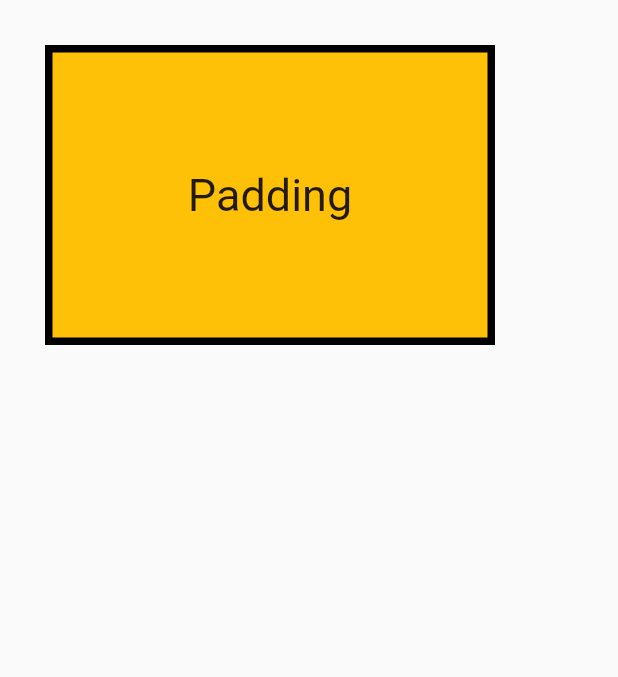
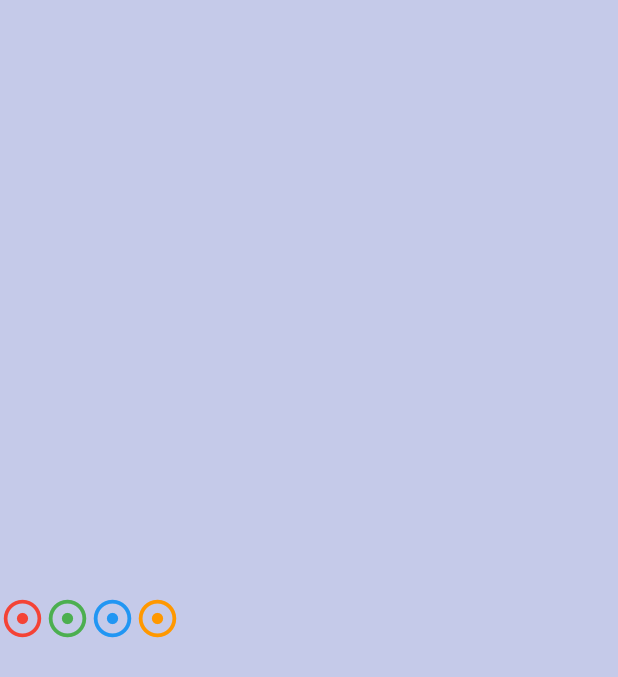
Before and after one commit to vbdevru/basics_layout, a Flutter app: the screen it shows after launch, on a phone screen of 412 x 824 dp. Shown: the top 677 px of the screen. Run offline on Flutter 3.47's test engine with Material 2 defaults, Android fonts, the phone set to English and light mode, and no system bars.

Commit message:
Row and Column

```diff
--- a/lib/main.dart
+++ b/lib/main.dart
@@ -12,19 +12,17 @@ class Home extends StatelessWidget {
       home: Scaffold(
         body: Container(
           decoration: BoxDecoration(
-            color: Colors.amber,
-            border: Border.all(width: 5),
+            color: Colors.indigo[100],
           ),
-          width: 300,
-          height: 200,
-          padding: EdgeInsets.all(16),
-          margin: EdgeInsets.all(30),
-          alignment: Alignment.center,
-          child: Text(
-            'Padding',
-            style: TextStyle(
-              fontSize: 30,
-            ),
+          child: Row(
+            mainAxisAlignment: MainAxisAlignment.start,
+            crossAxisAlignment: CrossAxisAlignment.stretch,
+            children: [
+              Icon(Icons.adjust, size: 30, color: Colors.red,),
+              Icon(Icons.adjust, size: 30, color: Colors.green,),
+              Icon(Icons.adjust, size: 30, color: Colors.blue,),
+              Icon(Icons.adjust, size: 30, color: Colors.orange,),
+            ],
           ),
         ),
       ),
```
